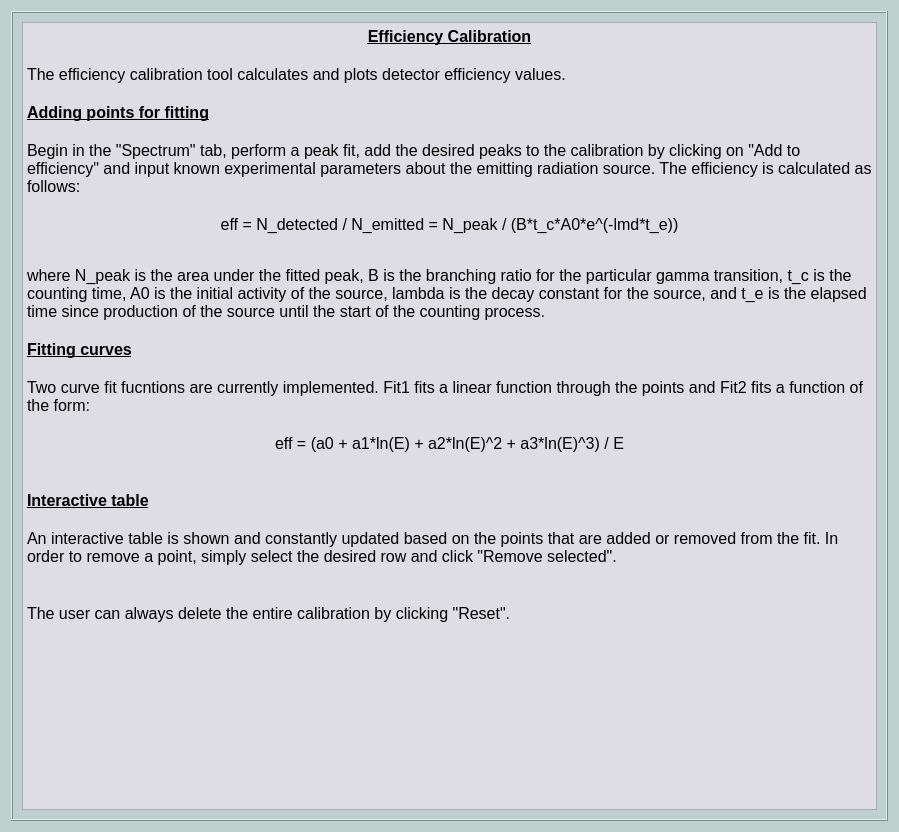
NASA-Planetary-Science/wara, file wara/ui/win_info_eff.ui: the form before one commit.
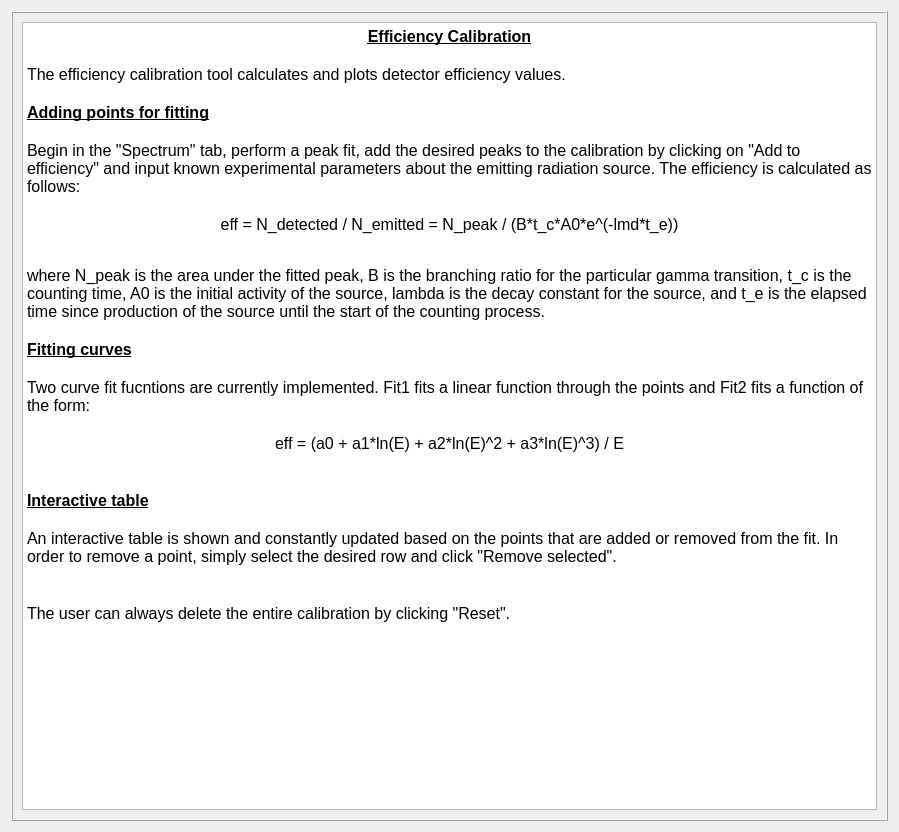
The form after the commit.

Commit message: Add dark color theme to GUI display

```diff
--- a/wara/ui/win_info_eff.ui
+++ b/wara/ui/win_info_eff.ui
@@ -13,10 +13,6 @@
   <property name="windowTitle">
    <string>Dialog</string>
   </property>
-  <property name="styleSheet">
-   <string notr="true">background-color: rgb(190, 209, 206);
-</string>
-  </property>
   <layout class="QGridLayout" name="gridLayout">
    <item row="0" column="0">
     <widget class="QFrame" name="frame">
@@ -29,9 +25,6 @@
      <layout class="QGridLayout" name="gridLayout_2">
       <item row="1" column="0">
        <widget class="QTextBrowser" name="textBrowser">
-        <property name="styleSheet">
-         <string notr="true">background-color: rgb(221, 221, 227);</string>
-        </property>
         <property name="html">
          <string>&lt;!DOCTYPE HTML PUBLIC &quot;-//W3C//DTD HTML 4.0//EN&quot; &quot;http://www.w3.org/TR/REC-html40/strict.dtd&quot;&gt;
 &lt;html&gt;&lt;head&gt;&lt;meta name=&quot;qrichtext&quot; content=&quot;1&quot; /&gt;&lt;style type=&quot;text/css&quot;&gt;
```
The commit also changes 28 other files.
